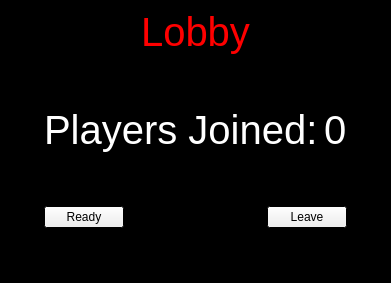
demolition18956/DodgeBall-Game, file DodgeBall/lobby.ui: the form before one commit.
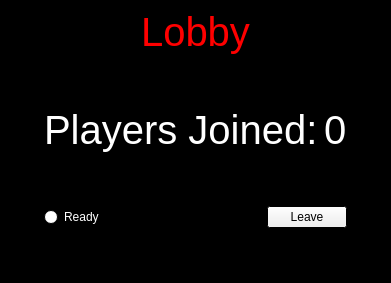
The form after the commit.

Commit message: changed ready button

What changed in the file:
```diff
--- a/DodgeBall/lobby.ui
+++ b/DodgeBall/lobby.ui
@@ -684,7 +684,44 @@
         <item>
          <layout class="QHBoxLayout" name="horizontalLayout_2">
           <item>
-           <widget class="QPushButton" name="readyButton">
+           <widget class="QRadioButton" name="readyButton">
+            <property name="palette">
+             <palette>
+              <active>
+               <colorrole role="WindowText">
+                <brush brushstyle="SolidPattern">
+                 <color alpha="255">
+                  <red>255</red>
+                  <green>255</green>
+                  <blue>255</blue>
+                 </color>
+                </brush>
+               </colorrole>
+              </active>
+              <inactive>
+               <colorrole role="WindowText">
+                <brush brushstyle="SolidPattern">
+                 <color alpha="255">
+                  <red>255</red>
+                  <green>255</green>
+                  <blue>255</blue>
+                 </color>
+                </brush>
+               </colorrole>
+              </inactive>
+              <disabled>
+               <colorrole role="WindowText">
+                <brush brushstyle="SolidPattern">
+                 <color alpha="127">
+                  <red>255</red>
+                  <green>255</green>
+                  <blue>255</blue>
+                 </color>
+                </brush>
+               </colorrole>
+              </disabled>
+             </palette>
+            </property>
             <property name="text">
              <string>Ready</string>
             </property>
```
